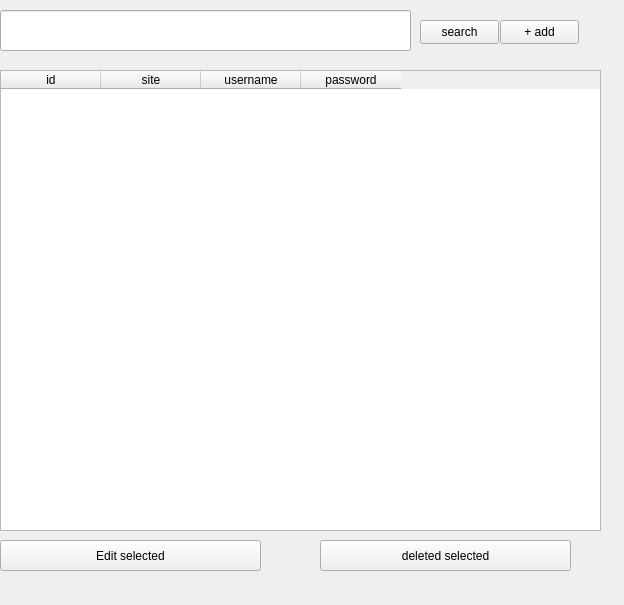
First picture: the form in passwordmanager/password.ui, repository anwartan/python_qt, before the edit.
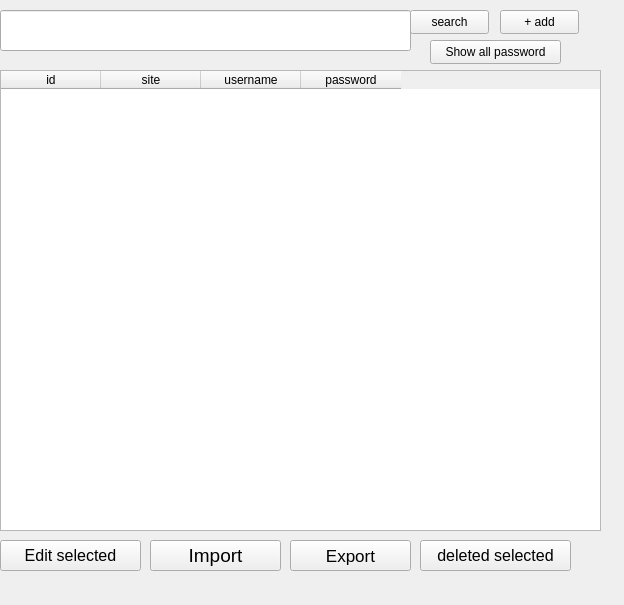
Second picture: the form after the edit.

The edit to the form file:
```diff
--- a/passwordmanager/password.ui
+++ b/passwordmanager/password.ui
@@ -62,8 +62,8 @@
   <widget class="QPushButton" name="search_button">
    <property name="geometry">
     <rect>
-     <x>420</x>
-     <y>20</y>
+     <x>410</x>
+     <y>10</y>
      <width>79</width>
      <height>24</height>
     </rect>
@@ -76,7 +76,7 @@
    <property name="geometry">
     <rect>
      <x>500</x>
-     <y>20</y>
+     <y>10</y>
      <width>79</width>
      <height>24</height>
     </rect>
@@ -90,10 +90,15 @@
     <rect>
      <x>0</x>
      <y>540</y>
-     <width>261</width>
+     <width>141</width>
      <height>31</height>
     </rect>
    </property>
+   <property name="font">
+    <font>
+     <pointsize>12</pointsize>
+    </font>
+   </property>
    <property name="text">
     <string>Edit selected</string>
    </property>
@@ -101,16 +106,70 @@
   <widget class="QPushButton" name="deletedselected_button">
    <property name="geometry">
     <rect>
-     <x>320</x>
+     <x>420</x>
      <y>540</y>
-     <width>251</width>
+     <width>151</width>
      <height>31</height>
     </rect>
    </property>
+   <property name="font">
+    <font>
+     <pointsize>12</pointsize>
+    </font>
+   </property>
    <property name="text">
     <string>deleted selected</string>
    </property>
   </widget>
+  <widget class="QPushButton" name="import_but">
+   <property name="geometry">
+    <rect>
+     <x>150</x>
+     <y>540</y>
+     <width>131</width>
+     <height>31</height>
+    </rect>
+   </property>
+   <property name="font">
+    <font>
+     <pointsize>14</pointsize>
+    </font>
+   </property>
+   <property name="text">
+    <string>Import</string>
+   </property>
+  </widget>
+  <widget class="QPushButton" name="export_but">
+   <property name="geometry">
+    <rect>
+     <x>290</x>
+     <y>540</y>
+     <width>121</width>
+     <height>31</height>
+    </rect>
+   </property>
+   <property name="font">
+    <font>
+     <pointsize>13</pointsize>
+    </font>
+   </property>
+   <property name="text">
+    <string>Export</string>
+   </property>
+  </widget>
+  <widget class="QPushButton" name="pushButton">
+   <property name="geometry">
+    <rect>
+     <x>430</x>
+     <y>40</y>
+     <width>131</width>
+     <height>24</height>
+    </rect>
+   </property>
+   <property name="text">
+    <string>Show all password</string>
+   </property>
+  </widget>
  </widget>
  <resources/>
  <connections/>
```
